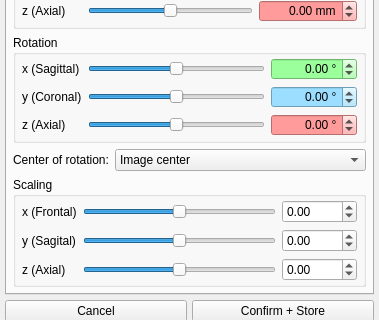
Before: the Qt Designer form Plugins/org.mitk.gui.qt.matchpoint.manipulator/src/internal/QmitkMatchPointRegistrationManipulator.ui in MITK/MITK, drawn with Qt 5; both pictures show x 0 to 379 and y 408 to 728 of the 379 by 983 pixel window.
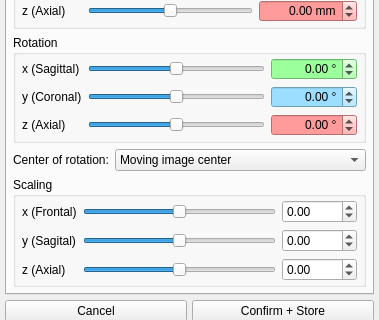
After: the same form once the commit is applied. Custom widgets are drawn as their Qt base class.

Commit message: Decreased the manipulation step size. Improved lable for center mode.

The edit to the form file:
```diff
--- a/Plugins/org.mitk.gui.qt.matchpoint.manipulator/src/internal/QmitkMatchPointRegistrationManipulator.ui
+++ b/Plugins/org.mitk.gui.qt.matchpoint.manipulator/src/internal/QmitkMatchPointRegistrationManipulator.ui
@@ -762,7 +762,7 @@
            </property>
            <item>
             <property name="text">
-             <string>Image center</string>
+             <string>Moving image center</string>
             </property>
            </item>
            <item>
```
Left out of the diff: 18 changed lines with no effect on the pictures.
